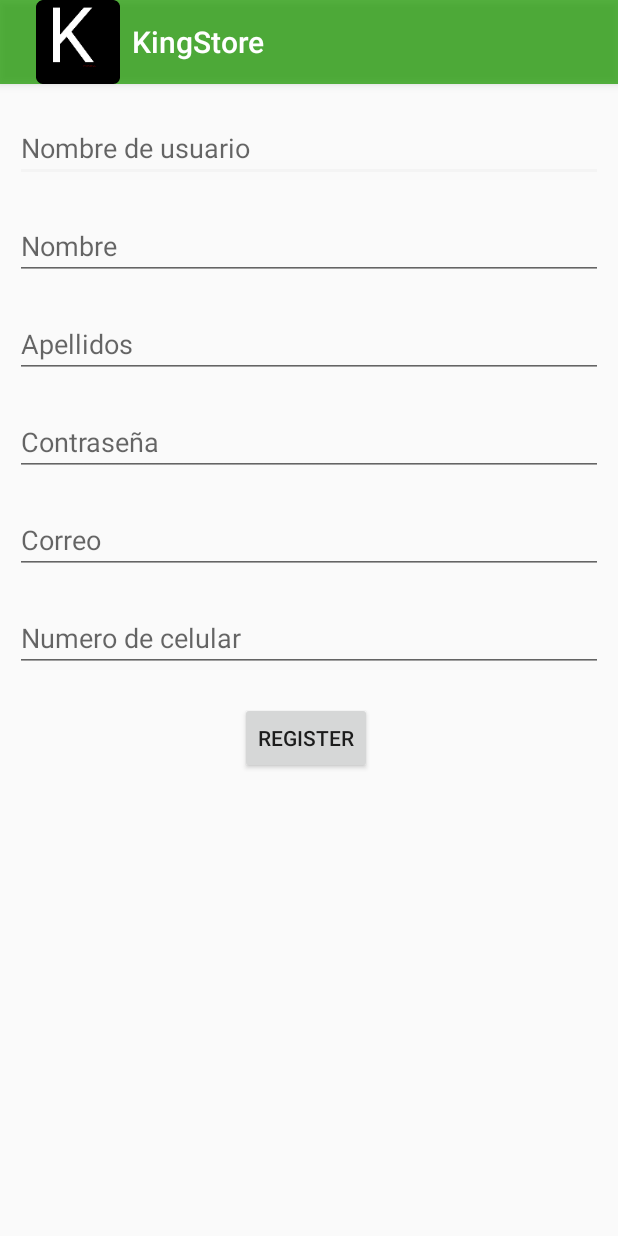
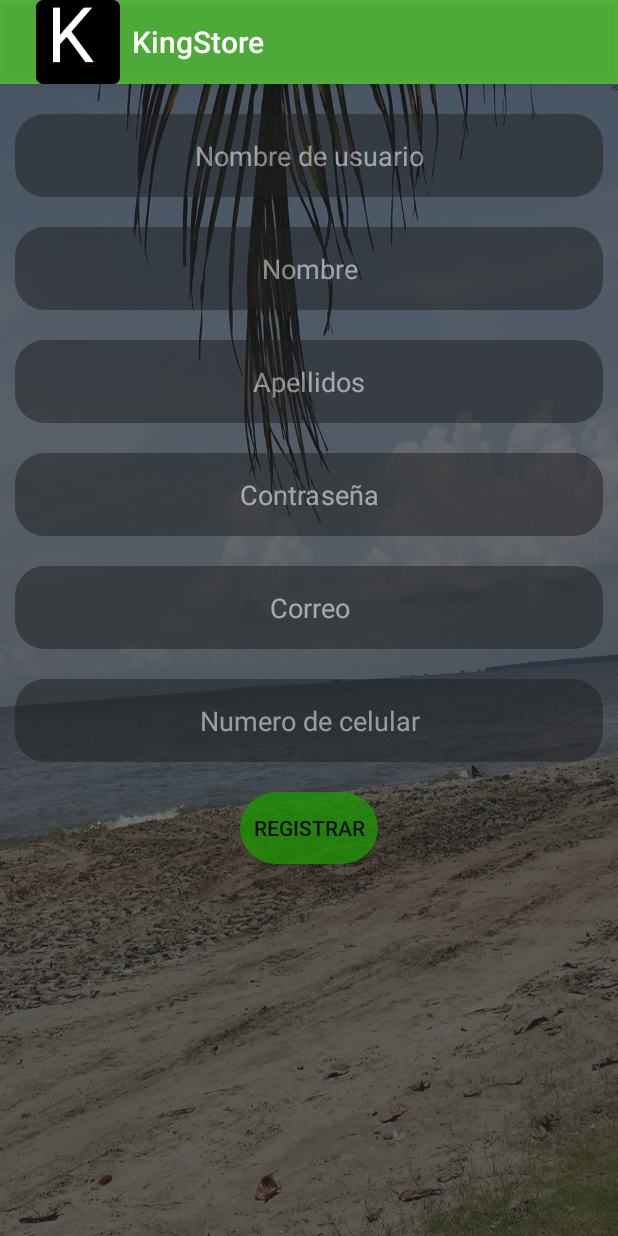
Before and after one commit to kenner1097/KQM1001_Orders, an Android app: the Register screen opened directly, with no data from a screen before it, on a phone screen of 412 x 824 dp. Run offline under Robolectric (Android 15) with nearby library versions, the phone set to English and light mode, and no system bars; our stand-ins replace Volley; network calls fail.

Commit message:
Rediseño de la aplicacion #2

```diff
--- a/app/src/main/res/layout/activity_login.xml
+++ b/app/src/main/res/layout/activity_login.xml
@@ -1,5 +1,6 @@
 <?xml version="1.0" encoding="utf-8"?>
-<RelativeLayout xmlns:android="http://schemas.android.com/apk/res/android"
+<RelativeLayout
+    xmlns:android="http://schemas.android.com/apk/res/android"
     xmlns:app="http://schemas.android.com/apk/res-auto"
     xmlns:tools="http://schemas.android.com/tools"
     android:layout_width="match_parent"
@@ -23,8 +24,7 @@
         android:alpha="0.2"
         android:background="@color/colorPrimaryDark"
         tools:layout_editor_absoluteX="0dp"
-        tools:layout_editor_absoluteY="0dp"
-        />
+        tools:layout_editor_absoluteY="0dp" />
 
     <TextView
         android:id="@+id/saludo"
--- a/app/src/main/res/layout/activity_register.xml
+++ b/app/src/main/res/layout/activity_register.xml
@@ -1,11 +1,29 @@
 <?xml version="1.0" encoding="utf-8"?>
-<LinearLayout xmlns:android="http://schemas.android.com/apk/res/android"
+<RelativeLayout
+    xmlns:android="http://schemas.android.com/apk/res/android"
     xmlns:app="http://schemas.android.com/apk/res-auto"
     xmlns:tools="http://schemas.android.com/tools"
     android:layout_width="match_parent"
     android:layout_height="match_parent"
     android:orientation="vertical"
+    android:background="@drawable/background_copia"
     tools:context=".Register">
+
+    <LinearLayout
+        android:layout_width="match_parent"
+        android:layout_height="match_parent"
+        android:alpha="0.5"
+        android:background="@color/colorPrimaryDark" />
+
+    <LinearLayout
+        android:id="@+id/linearLayout"
+        android:layout_width="match_parent"
+        android:layout_height="match_parent"
+        android:orientation="vertical"
+        android:alpha="0.2"
+        android:background="@color/colorPrimaryDark"
+        tools:layout_editor_absoluteX="0dp"
+        tools:layout_editor_absoluteY="0dp" />
 
     <EditText
         android:id="@+id/txt_nameUser"
@@ -16,11 +34,19 @@
         android:layout_marginRight="10dp"
         android:layout_weight="0"
         android:ems="10"
+        android:padding="15dp"
+        android:layout_centerHorizontal="true"
+        android:alpha="0.5"
+        android:background="@drawable/style"
+        android:gravity="center"
         android:hint="Nombre de usuario"
+        android:textColor="@color/colorAccent"
+        android:textColorHint="@color/colorAccent"
         android:inputType="textPersonName" />
 
     <EditText
         android:id="@+id/txt_name"
+        android:layout_below="@+id/txt_nameUser"
         android:layout_width="match_parent"
         android:layout_height="wrap_content"
         android:layout_marginLeft="10dp"
@@ -28,11 +54,19 @@
         android:layout_marginRight="10dp"
         android:layout_weight="0"
         android:ems="10"
+        android:padding="15dp"
+        android:layout_centerHorizontal="true"
+        android:alpha="0.5"
+        android:background="@drawable/style"
+        android:gravity="center"
         android:hint="Nombre"
+        android:textColor="@color/colorAccent"
+        android:textColorHint="@color/colorAccent"
         android:inputType="textPersonName" />
 
     <EditText
         android:id="@+id/txt_lastName"
+        android:layout_below="@+id/txt_name"
         android:layout_width="match_parent"
         android:layout_height="wrap_content"
         android:layout_marginLeft="10dp"
@@ -40,11 +74,19 @@
         android:layout_marginRight="10dp"
         android:layout_weight="0"
         android:ems="10"
+        android:padding="15dp"
+        android:layout_centerHorizontal="true"
+        android:alpha="0.5"
+        android:background="@drawable/style"
+        android:gravity="center"
         android:hint="Apellidos"
+        android:textColor="@color/colorAccent"
+        android:textColorHint="@color/colorAccent"
         android:inputType="textPersonName" />
 
     <EditText
         android:id="@+id/txt_password"
+        android:layout_below="@+id/txt_lastName"
         android:layout_width="match_parent"
         android:layout_height="wrap_content"
         android:layout_marginLeft="10dp"
@@ -52,11 +94,19 @@
         android:layout_marginRight="10dp"
         android:layout_weight="0"
         android:ems="10"
+        android:padding="15dp"
+        android:layout_centerHorizontal="true"
+        android:alpha="0.5"
+        android:background="@drawable/style"
+        android:gravity="center"
         android:hint="Contraseña"
+        android:textColor="@color/colorAccent"
+        android:textColorHint="@color/colorAccent"
         android:inputType="numberPassword" />
 
     <EditText
         android:id="@+id/txt_email"
+        android:layout_below="@+id/txt_password"
         android:layout_width="match_parent"
         android:layout_height="wrap_content"
         android:layout_marginLeft="10dp"
@@ -64,27 +114,45 @@
         android:layout_marginRight="10dp"
         android:layout_weight="0"
         android:ems="10"
+        android:padding="15dp"
+        android:layout_centerHorizontal="true"
+        android:alpha="0.5"
+        android:background="@drawable/style"
+        android:gravity="center"
         android:hint="Correo"
+        android:textColor="@color/colorAccent"
+        android:textColorHint="@color/colorAccent"
         android:inputType="textEmailAddress" />
 
     <EditText
         android:id="@+id/txt_numberPhone"
+        android:layout_below="@+id/txt_email"
         android:layout_width="match_parent"
         android:layout_height="wrap_content"
         android:layout_marginLeft="10dp"
         android:layout_marginTop="20dp"
         android:layout_marginRight="10dp"
         android:layout_weight="0"
+        android:padding="15dp"
+        android:layout_centerHorizontal="true"
+        android:alpha="0.5"
+        android:background="@drawable/style"
+        android:gravity="center"
         android:hint="Numero de celular"
+        android:textColor="@color/colorAccent"
+        android:textColorHint="@color/colorAccent"
         android:inputType="phone" />
 
     <Button
         android:id="@+id/button_registerClient"
-        android:layout_width="wrap_content"
+        android:layout_below="@+id/txt_numberPhone"
+        android:layout_width="200dp"
         android:layout_height="wrap_content"
         android:layout_marginLeft="160dp"
         android:layout_marginTop="20dp"
         android:layout_marginRight="160dp"
-        android:text="Register" />
+        android:layout_centerHorizontal="true"
+        android:background="@drawable/button_style"
+        android:text="Registrar" />
 
-</LinearLayout>
+</RelativeLayout>
```
